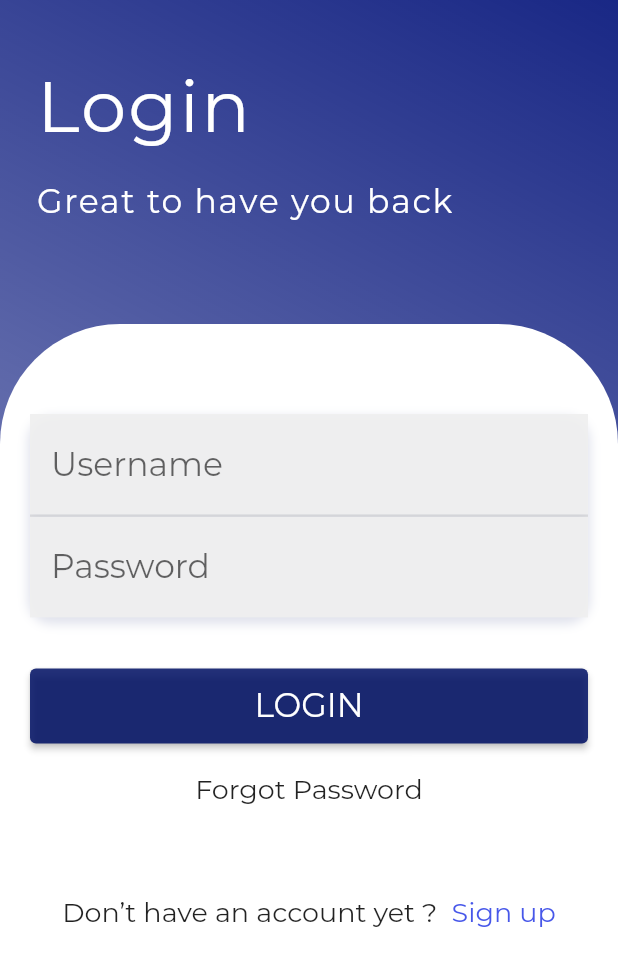
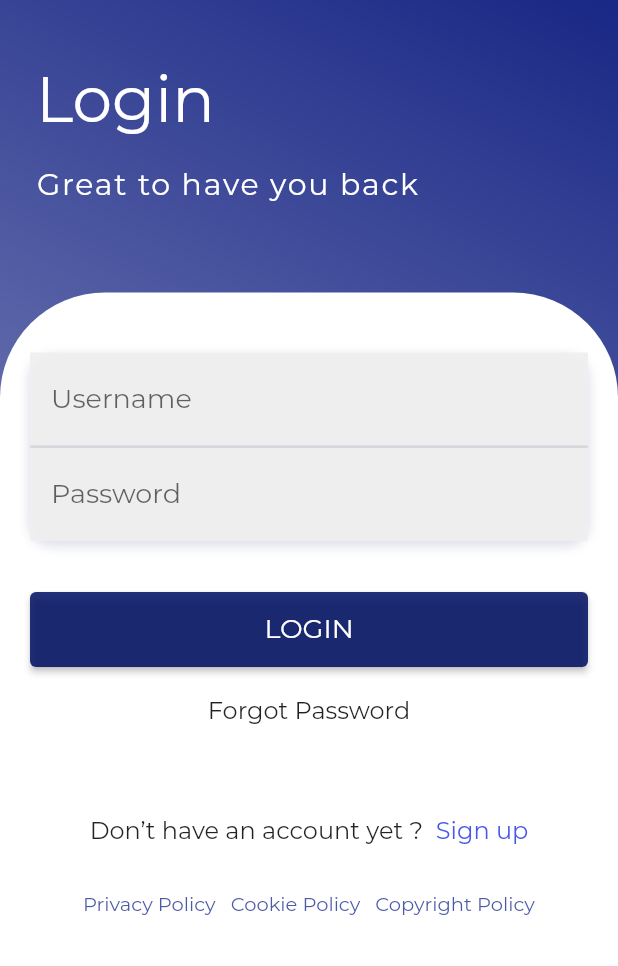
Before and after one commit to amarahamed/Flutter-login-UI, a Flutter app: the screen it shows after launch, on a phone screen of 412 x 824 dp. Shown: the top 966 px of the screen. Run offline on Flutter 3.47's test engine with Material 2 defaults, Android fonts, the light colour scheme and no system bars.

Commit message:
Added animation and adjusted some utilities stuff

```diff
--- a/lib/main.dart
+++ b/lib/main.dart
@@ -1,4 +1,7 @@
+import 'package:flutter/gestures.dart';
 import 'package:flutter/material.dart';
+import 'package:flutter/rendering.dart';
+import 'package:login_ui_2/text_animation.dart';
 import 'package:login_ui_2/utilities.dart';
 
 void main() {
@@ -10,7 +13,7 @@ class MyApp extends StatelessWidget {
   @override
   Widget build(BuildContext context) {
     return MaterialApp(
-      // debugShowCheckedModeBanner: false,
+      debugShowCheckedModeBanner: false,
       home: Scaffold(
         backgroundColor: Colors.transparent,
         body: LoginBody(),
@@ -22,9 +25,6 @@ class MyApp extends StatelessWidget {
 class LoginBody extends StatelessWidget {
   @override
   Widget build(BuildContext context) {
-    var size = MediaQuery.of(context).size;
-    final double itemHeight = (size.height - kToolbarHeight - 24) / 2;
-    final double itemWidth = size.width / 2;
     return SafeArea(
       child: Container(
         decoration: scaffoldGraadient,
@@ -32,45 +32,52 @@ class LoginBody extends StatelessWidget {
           crossAxisAlignment: CrossAxisAlignment.stretch,
           children: <Widget>[
             Padding(
-              padding: EdgeInsets.fromLTRB(24, 42, 24, 0),
+              padding: EdgeInsets.fromLTRB(0, 40, 24, 0),
               child: Column(
                 crossAxisAlignment: CrossAxisAlignment.stretch,
                 children: <Widget>[
-                  Text(
+                  SlideAnimation(
+                    durationInMS: 500,
+                    paddingValue: 24,
+                    animationChild: Text(
                       'Login',
                       style: largeTextStyle,
+                    ),
                   ),
                   SizedBox(
                     height: 20,
                   ),
-                  Text(
+                  SlideAnimation(
+                    durationInMS: 500,
+                    paddingValue: 24,
+                    animationChild: Text(
                       'Great to have you back',
                       style: mediumTextStyle,
+                    ),
                   ),
                 ],
               ),
             ),
             SizedBox(
-              height: 68,
+              height: 60,
             ),
             Expanded(
-              child: SingleChildScrollView(
               child: Container(
-                  height: MediaQuery.of(context).size.height,
                 decoration: BoxDecoration(
                   color: Colors.white,
                   borderRadius: BorderRadius.only(
-                      topLeft: Radius.circular(80),
-                      topRight: Radius.circular(80),
+                    topLeft: Radius.circular(70),
+                    topRight: Radius.circular(70),
                   ),
                 ),
+                child: SingleChildScrollView(
                   child: Padding(
                     padding: EdgeInsets.symmetric(horizontal: 20),
                     child: Column(
                       crossAxisAlignment: CrossAxisAlignment.stretch,
                       children: <Widget>[
                         SizedBox(
-                          height: 60,
+                          height: 40,
                         ),
                         Container(
                           decoration: BoxDecoration(
@@ -88,6 +95,10 @@ class LoginBody extends StatelessWidget {
                             crossAxisAlignment: CrossAxisAlignment.stretch,
                             children: <Widget>[
                               TextField(
+                                cursorColor: Color(0xFF001064),
+                                textInputAction: TextInputAction.next,
+                                cursorWidth: 1.6,
+                                cursorHeight: 22,
                                 decoration: textFieldDecoration.copyWith(
                                   hintText: 'Username',
                                 ),
@@ -98,6 +109,10 @@ class LoginBody extends StatelessWidget {
                                 width: double.infinity,
                               ),
                               TextField(
+                                cursorColor: Color(0xFF001064),
+                                textInputAction: TextInputAction.done,
+                                cursorWidth: 1.6,
+                                cursorHeight: 22,
                                 obscureText: true,
                                 decoration: textFieldDecoration.copyWith(
                                     hintText: 'Password'),
@@ -110,20 +125,26 @@ class LoginBody extends StatelessWidget {
                         ),
                         SizedBox(
                           height: 50,
-                          child: ElevatedButton(
+                          child: SlideAnimation(
+                            durationInMS: 1000,
+                            paddingValue: 0,
+                            animationChild: ElevatedButton(
                               onPressed: () {
                                 print('Login button pressed');
                               },
                               child: Text(
                                 'LOGIN',
-                              style:
-                                  inputTextStyle.copyWith(color: Colors.white),
+                                style: inputTextStyle.copyWith(
+                                    color: Colors.white),
                               ),
                               style: ButtonStyle(
-                              foregroundColor: MaterialStateProperty.all<Color>(
+                                foregroundColor:
+                                    MaterialStateProperty.all<Color>(
                                         Colors.white),
-                              backgroundColor: MaterialStateProperty.all<Color>(
+                                backgroundColor:
+                                    MaterialStateProperty.all<Color>(
                                         Color(0xFF001064).withOpacity(0.86)),
+                              ),
                             ),
                           ),
                         ),
@@ -131,9 +152,13 @@ class LoginBody extends StatelessWidget {
                           padding: const EdgeInsets.symmetric(vertical: 20),
                           child: Center(
                             child: InkWell(
-                              child: Text(
+                              child: SlideAnimation(
+                                durationInMS: 1000,
+                                paddingValue: 0,
+                                animationChild: Text(
                                   'Forgot Password',
                                   style: linkTextStyle,
+                                ),
                               ),
                               onTap: () {
                                 print('Forgot password link tapped');
@@ -141,9 +166,11 @@ class LoginBody extends StatelessWidget {
                             ),
                           ),
                         ), // Forgot Password link
+
                         SizedBox(
                           height: 20,
                         ),
+
                         Padding(
                           padding: const EdgeInsets.symmetric(vertical: 20),
                           child: Center(
@@ -151,14 +178,22 @@ class LoginBody extends StatelessWidget {
                               child: Row(
                                 mainAxisAlignment: MainAxisAlignment.center,
                                 children: <Widget>[
-                                  Text(
+                                  SlideAnimation(
+                                    durationInMS: 1000,
+                                    paddingValue: 0,
+                                    animationChild: Text(
                                       'Don’t have an account yet ?  ',
                                       style: linkTextStyle,
                                     ),
-                                  Text(
+                                  ),
+                                  SlideAnimation(
+                                    durationInMS: 1000,
+                                    paddingValue: 0,
+                                    animationChild: Text(
                                       'Sign up',
                                       style: linkTextStyle.copyWith(
                                         color: Color(0xFF4757E9),
+                                      ),
                                     ),
                                   ),
                                 ],
@@ -168,7 +203,51 @@ class LoginBody extends StatelessWidget {
                               },
                             ),
                           ),
-                        ), // Sign Up Link
+                        ),
+                        Padding(
+                          padding: const EdgeInsets.symmetric(vertical: 10),
+                          child: Center(
+                            child: Row(
+                              mainAxisAlignment: MainAxisAlignment.center,
+                              children: <Widget>[
+                                InkWell(
+                                  child: Text(
+                                    'Privacy Policy',
+                                    style: bottomlinkTextStyle,
+                                  ),
+                                  onTap: () {
+                                    print('Privacy policy link pressed');
+                                  },
+                                ),
+                                SizedBox(
+                                  width: 10,
+                                ),
+                                InkWell(
+                                  child: Text(
+                                    'Cookie Policy',
+                                    style: bottomlinkTextStyle,
+                                  ),
+                                  onTap: () {
+                                    print('Cookie policy link pressed');
+                                  },
+                                ),
+                                SizedBox(
+                                  width: 10,
+                                ),
+                                InkWell(
+                                  child: Text(
+                                    'Copyright Policy',
+                                    style: bottomlinkTextStyle,
+                                  ),
+                                  onTap: () {
+                                    print('Copyright policy link pressed');
+                                  },
+                                ),
+                              ],
+                            ),
+                          ),
+                        ),
+                        // Sign Up Link
                       ],
                     ),
                   ),
--- a/lib/text_animation.dart
+++ b/lib/text_animation.dart
@@ -0,0 +1,28 @@
+import 'package:flutter/material.dart';
+
+class SlideAnimation extends StatelessWidget {
+  final Widget animationChild;
+  final double paddingValue;
+  final int durationInMS;
+  SlideAnimation(
+      {@required this.animationChild,
+      this.paddingValue,
+      @required this.durationInMS});
+
+  @override
+  Widget build(BuildContext context) {
+    return TweenAnimationBuilder(
+      duration: Duration(milliseconds: durationInMS),
+      tween: Tween<double>(begin: 0, end: 1),
+      builder: (BuildContext context, double _value, Widget _child) {
+        _child = this.animationChild;
+        return Opacity(
+          opacity: _value,
+          child: Padding(
+              padding: EdgeInsets.only(left: _value * paddingValue),
+              child: _child),
+        );
+      },
+    );
+  }
+}
--- a/lib/utilities.dart
+++ b/lib/utilities.dart
@@ -14,14 +14,13 @@ var scaffoldGraadient = BoxDecoration(
 );
 
 const largeTextStyle = TextStyle(
-  fontSize: 48,
+  fontSize: 42,
   fontFamily: 'Montserrat',
   color: Colors.white,
-  letterSpacing: 1.4,
 );
 
 const mediumTextStyle = TextStyle(
-  fontSize: 22,
+  fontSize: 20,
   fontFamily: 'Montserrat',
   color: Colors.white,
   letterSpacing: 1.2,
@@ -36,18 +35,23 @@ var textFieldDecoration = InputDecoration(
     horizontal: 14,
   ),
   hintStyle: TextStyle(
-    fontSize: 22,
+    fontSize: 18,
     fontFamily: 'Montserrat',
   ),
 );
 
 const inputTextStyle = TextStyle(
-  fontSize: 22,
+  fontSize: 18,
   fontFamily: 'Montserrat',
   color: Colors.black54,
 );
 
 const linkTextStyle = TextStyle(
-  fontSize: 18,
+  fontSize: 16,
   fontFamily: 'Montserrat',
 );
+const bottomlinkTextStyle = TextStyle(
+  fontSize: 13,
+  fontFamily: 'Montserrat',
+  color: Color(0xFF4C5AA6),
+);
```
Also changed, not shown: Untitled-1.dart (deleted, +0 -101 lines). Lines whose indentation alone changed are shown as unchanged.
